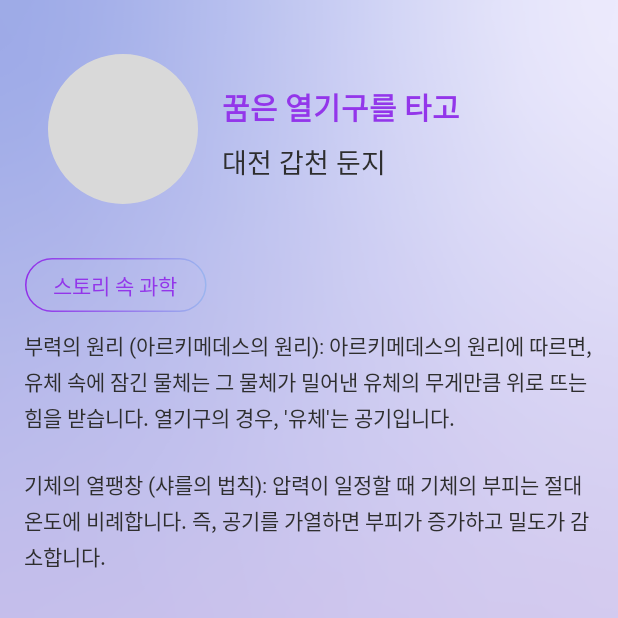
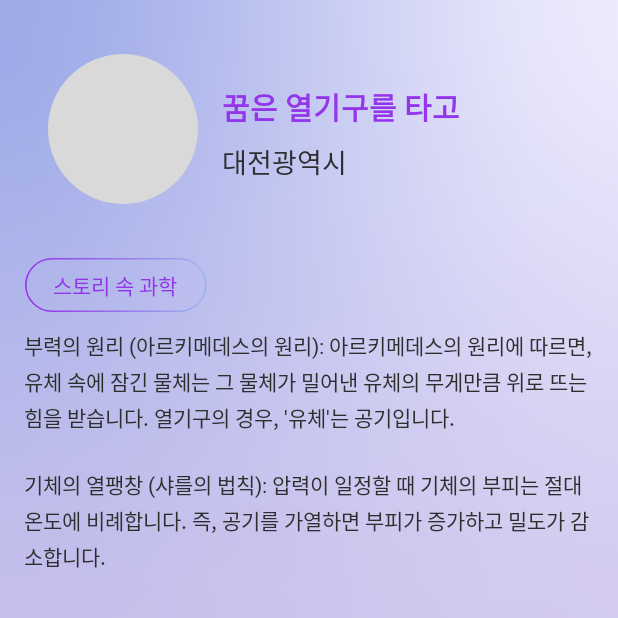
Before and after one commit to Sparcs-Science-Hackathon-2024-A14/DreamCatcher-Android, an Android app: the BadgeDetailFragment screen opened through its navigation route, on a phone screen of 412 x 824 dp, the top half of it. Run offline under Robolectric (Android 15) with nearby library versions, the phone set to English and light mode, and no system bars; our stand-ins replace Dagger/Hilt's generated code, data binding.

Commit message:
[chore] : strings 변경

```diff
--- a/app/src/main/res/values/strings.xml
+++ b/app/src/main/res/values/strings.xml
@@ -15,7 +15,7 @@
     <string name="next_btn">다음으로</string>
     <string name="show_hint">힌트보기</string>
     <string name="badge_example_title">꿈은 열기구를 타고</string>
-    <string name="badge_example_address">대전 갑천 둔지</string>
+    <string name="badge_example_address">대전광역시</string>
     <string name="science_inside_story">스토리 속 과학</string>
     <string name="place_inside_story">스토리 속 장소</string>
     <string name="science_story_example1">부력의 원리 (아르키메데스의 원리): 아르키메데스의 원리에 따르면, 유체 속에 잠긴 물체는 그 물체가 밀어낸 유체의 무게만큼 위로 뜨는 힘을 받습니다. 열기구의 경우, \'유체\'는 공기입니다.</string>
```
